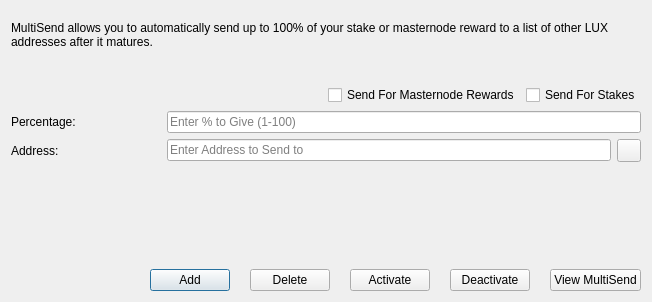
This is src/qt/forms/multisenddialog.ui in KingricharVD/astra as Qt 5 draws it before an edit. The edited form follows.
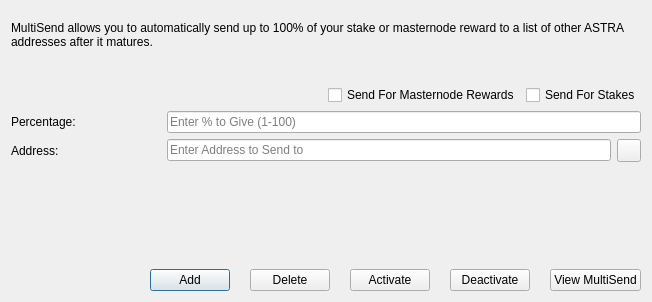
This is the edited form. Icons and pictures are not drawn.

What changed in the file:
```diff
--- a/src/qt/forms/multisenddialog.ui
+++ b/src/qt/forms/multisenddialog.ui
@@ -42,7 +42,7 @@
       <number>1</number>
      </property>
      <property name="text">
-      <string>MultiSend allows you to automatically send up to 100% of your stake or masternode reward to a list of other LUX addresses after it matures.</string>
+      <string>MultiSend allows you to automatically send up to 100% of your stake or masternode reward to a list of other ASTRA addresses after it matures.</string>
      </property>
      <property name="alignment">
       <set>Qt::AlignLeading|Qt::AlignLeft|Qt::AlignTop</set>
```
